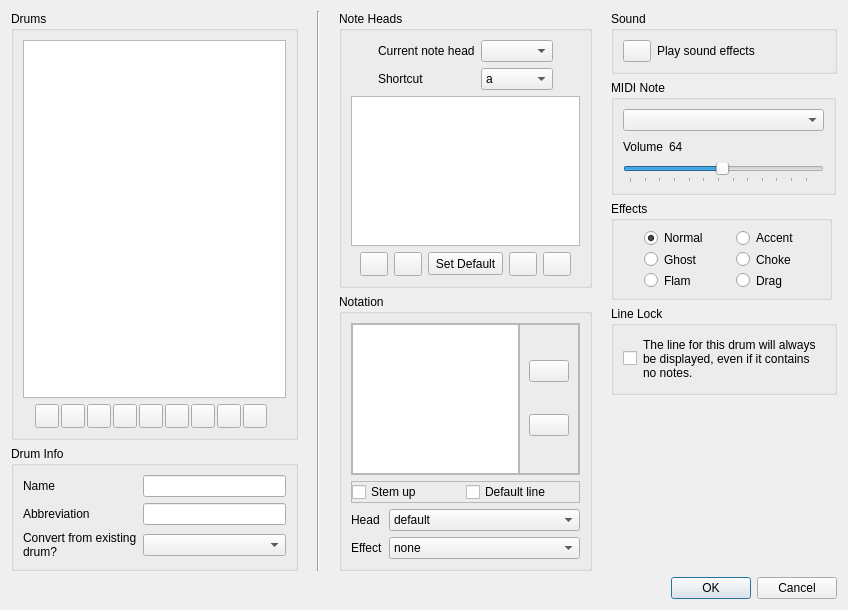
Qt form src/GUI/editKit.ui (Whatang/DrumBurp) before a commit.
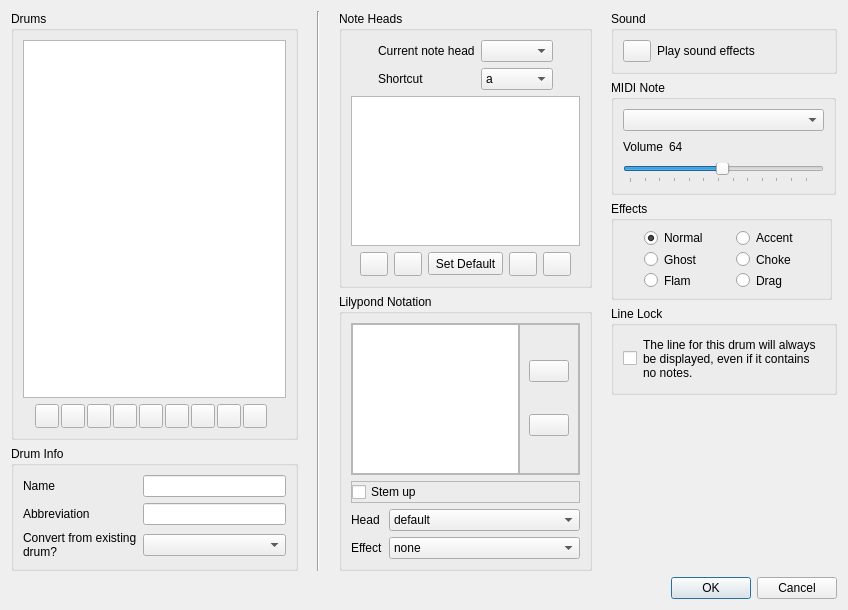
The same form after that commit. Icons and pictures are not drawn.

Commit message:
Add tool tips to all elements of the kit editor.
Closes #260.

```diff
--- a/src/GUI/editKit.ui
+++ b/src/GUI/editKit.ui
@@ -1021,7 +1021,7 @@
             </sizepolicy>
            </property>
            <property name="title">
-            <string>Notation</string>
+            <string>Lilypond Notation</string>
            </property>
            <layout class="QVBoxLayout" name="verticalLayout_3">
             <item>
@@ -1126,13 +1126,6 @@
                  </property>
                 </widget>
                </item>
-               <item>
-                <widget class="QCheckBox" name="useDefaultLineBox">
-                 <property name="text">
-                  <string>Default line</string>
-                 </property>
-                </widget>
-               </item>
               </layout>
              </widget>
             </item>
```
Left out of the diff: 55 changed lines with no effect on the pictures. The commit also changes 1 other file.
